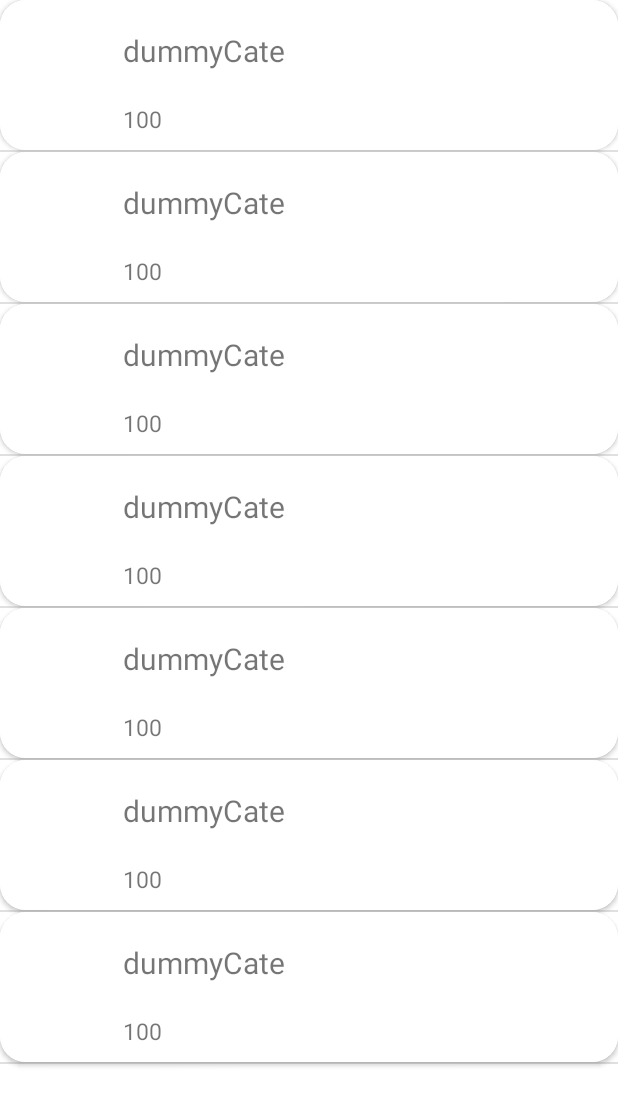
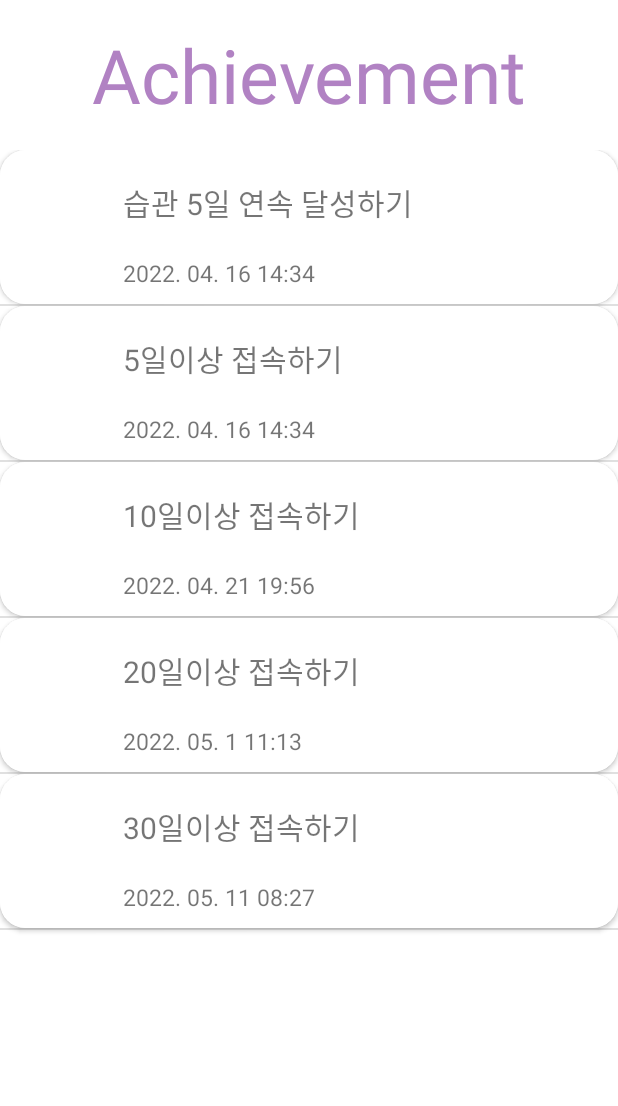
Before and after one commit to Insiro/life_pet_client, an Android app: the AdditionalAchievement screen opened directly, with no data from a screen before it, on a phone screen of 412 x 824 dp. Shown: the top 1106 px of the screen. Run offline under Robolectric (Android 15) with nearby library versions, the phone set to English and light mode, and no system bars; network calls fail.

Commit message:
first amendment

```diff
--- a/app/src/main/java/com/insiro/lifepet/achievement/AdditionalAchievement.kt
+++ b/app/src/main/java/com/insiro/lifepet/achievement/AdditionalAchievement.kt
@@ -13,41 +13,42 @@ import com.insiro.lifepet.entity.Achievement
 import com.insiro.lifepet.entity.AchievementCategory
 
 class AdditionalAchievement : AppCompatActivity() {
-    private val dummyCate = AchievementCategory("dummyCate", "dummyCate", "dummy")
-    private val achieveList = arrayListOf<Achievement>(
-        Achievement("dummy1", "dummyUser", dummyCate, 10, 10),
-        Achievement("dummy2", "dummyUser", dummyCate, 10, 10),
-        Achievement("dummy3", "dummyUser", dummyCate, 10, 10),
-        Achievement("dummy4", "dummyUser", dummyCate, 10, 10),
-        Achievement("dummy5", "dummyUser", dummyCate, 10, 10),
-        Achievement("dummy6", "dummyUser", dummyCate, 10, 10),
-        Achievement("dummy7", "dummyUser", dummyCate, 10, 10),
+    private val achieve = AchievementCategory("dummyCate", "achieve", "dummy")
+    private val grow_up = AchievementCategory("dummyCate", "grow_up", "dummy")
+    private val attend = AchievementCategory("dummyCate", "attend", "dummy")
 
-        )
+    private val achieveList = arrayListOf<Achievement>()
 
     override fun onCreate(savedInstanceState: Bundle?) {
         super.onCreate(savedInstanceState)
         setContentView(R.layout.additional_achieve)
 
+        val option = intent.getIntExtra("option", 0);
+        if(option ==0){
+            achieveList.add(Achievement("습관 5일 연속 달성하기", "test", achieve, 100, "2022. 04. 16 14:34"))
+            achieveList.add(Achievement("5일이상 접속하기", "test", attend, 100, "2022. 04. 16 14:34"))
+            achieveList.add(Achievement("10일이상 접속하기", "test", attend, 100, "2022. 04. 21 19:56"))
+            achieveList.add(Achievement("20일이상 접속하기", "test", attend, 100, "2022. 05. 1 11:13"))
+            achieveList.add(Achievement("30일이상 접속하기", "test", attend, 100, "2022. 05. 11 08:27"))
+        }
+        else{
+            achieveList.add(Achievement("습관 10일 연속 달성하기", "test", achieve, 80, ""))
+            achieveList.add(Achievement("습관 20일 연속 달성하기", "test", achieve, 40, ""))
+            achieveList.add(Achievement("습관 30일 연속 달성하기", "test", achieve, 27, ""))
+            achieveList.add(Achievement("펫 1마리 성장 완료하기", "test", grow_up, 0, ""))
+            achieveList.add(Achievement("펫 5마리 성장 완료하기", "test", grow_up, 0, ""))
+            achieveList.add(Achievement("펫 10마리 성장 완료하기", "test", grow_up, 0, ""))
+            achieveList.add(Achievement("펫 20마리 성장 완료하기", "test", grow_up, 0, ""))
+
+        }
+
         val adapter = ListAdapter(this, achieveList)
         val listView: ListView = findViewById(R.id.additional_achieve_listView)
         listView.adapter = adapter
 
-        val bundle = intent.extras
-        val option = bundle!!.getInt("option")
-
-        //Spinner에 눌린 업적에 따라 label 변경
-        title = when (option) {
-            0 -> "달성 업적"
-            1 -> "미달성 업적"
-            2 -> "시작 가능한 업적"
-            3 -> "진행중인 업적"
-            else -> "업적"
-        }
-
-
     }
 
+    /*
     fun loadAchieveList(option: Int) {
         val bundle = QueryBundleBuilder().addQuery(Query(Field.Achievements, Action.Get)).build()
         val intent = Intent(this, DataManager::class.java)
@@ -56,6 +57,7 @@ class AdditionalAchievement : AppCompatActivity() {
             ActivityResultContracts.StartActivityForResult()
         ) { getResult(it, option) }
     }
+
 
     private fun getResult(Result: ActivityResult, option: Int) {
         if (Result.data != null) {
@@ -67,22 +69,6 @@ class AdditionalAchievement : AppCompatActivity() {
                 if (resDataWrapper != null) {
                     val resData = resDataWrapper.data as Achievement
                     reader.next()
-                    //Json 형식으로 날라온다
-
-                    /*
-                    //TODO: switch를 이용해서 업적 필터링
-                    when(option){
-                        0 ->
-                            //달성 업적
-                        1 ->
-                        //미달성 업적
-                        2 ->
-                        //시작 가능한 업적
-                        3 ->
-                        //진행 중인 업적
-                    }
-                    */
-
                     resData.target
 
                 }
@@ -91,4 +77,6 @@ class AdditionalAchievement : AppCompatActivity() {
 
     }
 
+     */
+
 }
--- a/app/src/main/java/com/insiro/lifepet/achievement/ListAdapter.kt
+++ b/app/src/main/java/com/insiro/lifepet/achievement/ListAdapter.kt
@@ -18,8 +18,8 @@ class ListAdapter(val context: Context, val achieveList: ArrayList<Achievement>)
 
         val achieve = achieveList[position]
 
-        name.text = achieve.category.name
-        percent.text = String.format("%d", achieve.achieved_time / achieve.target * 100)
+        name.text = achieve.id
+        percent.text = String.format("%s", achieve.achieved_time)
 
         return view
     }
--- a/app/src/main/res/layout/achievement.xml
+++ b/app/src/main/res/layout/achievement.xml
@@ -13,7 +13,7 @@
         android:id="@+id/achieve_main_image"
         android:layout_width="243dp"
         android:layout_height="349dp"
-        android:src="@mipmap/ic_launcher"
+        android:src="@drawable/gold"
         app:layout_constraintDimensionRatio="1:1"
         app:layout_constraintBottom_toBottomOf="parent"
         app:layout_constraintEnd_toEndOf="parent"
--- a/app/src/main/res/layout/additional_achieve.xml
+++ b/app/src/main/res/layout/additional_achieve.xml
@@ -1,8 +1,21 @@
 <?xml version="1.0" encoding="utf-8"?>
-<androidx.constraintlayout.widget.ConstraintLayout xmlns:android="http://schemas.android.com/apk/res/android"
+<LinearLayout xmlns:android="http://schemas.android.com/apk/res/android"
     android:layout_width="match_parent"
     android:layout_height="match_parent"
-    xmlns:app="http://schemas.android.com/apk/res-auto">
+    xmlns:app="http://schemas.android.com/apk/res-auto"
+    android:orientation="vertical">
+
+    <TextView
+        android:id="@+id/header"
+        android:layout_width="match_parent"
+        android:layout_height="100dp"
+        android:gravity="center"
+        android:text="Achievement"
+        android:textColor="@color/text_color"
+        android:textSize="50sp"
+        app:layout_constraintLeft_toLeftOf="parent"
+        app:layout_constraintRight_toRightOf="parent"
+        app:layout_constraintTop_toTopOf="parent" />
 
     <ListView
         android:id="@+id/additional_achieve_listView"
@@ -14,4 +27,4 @@
         app:layout_constraintTop_toTopOf="parent">
     </ListView>
 
-</androidx.constraintlayout.widget.ConstraintLayout>
+</LinearLayout>
--- a/entity/src/main/java/com/insiro/lifepet/entity/Achievement.kt
+++ b/entity/src/main/java/com/insiro/lifepet/entity/Achievement.kt
@@ -6,5 +6,5 @@ open class Achievement(
     var user: String,
     var category: AchievementCategory,
     var target: Int = 0,
-    var achieved_time: Int = 0
+    var achieved_time: String = ""
 )
```
Also changed, not shown: app/src/main/java/com/insiro/lifepet/achievement/Achievement.java (+16 -2 lines), app/src/main/res/drawable/cooper.png (added), app/src/main/res/drawable/gold.png (added), app/src/main/res/drawable/silver.png (added).
